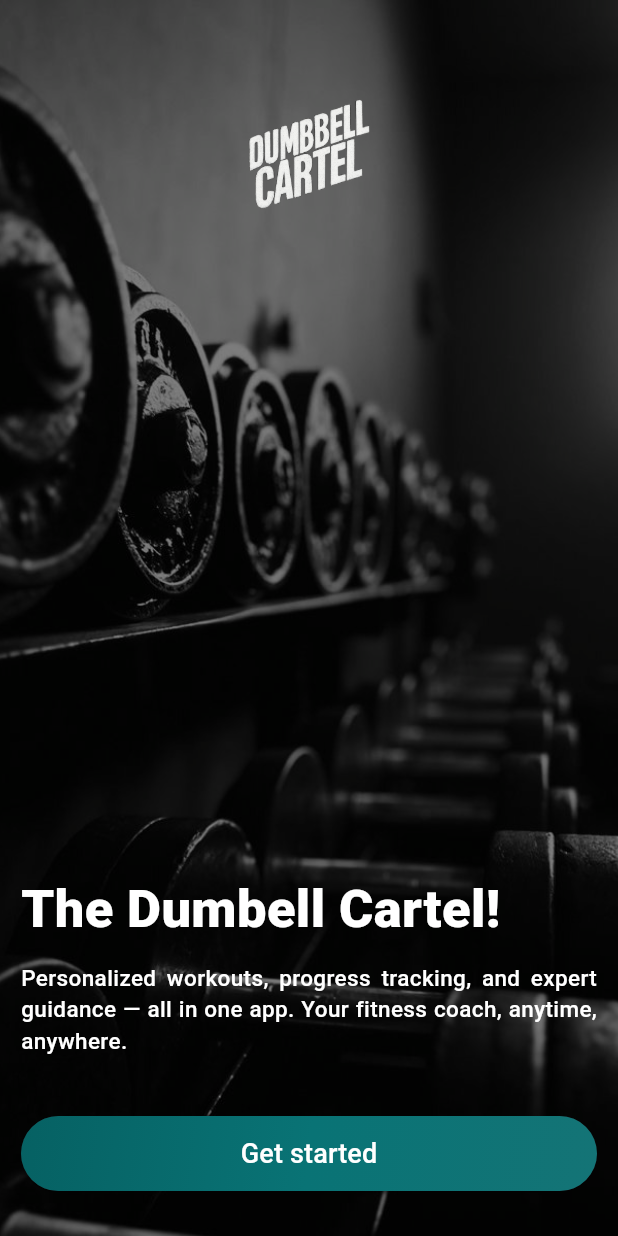
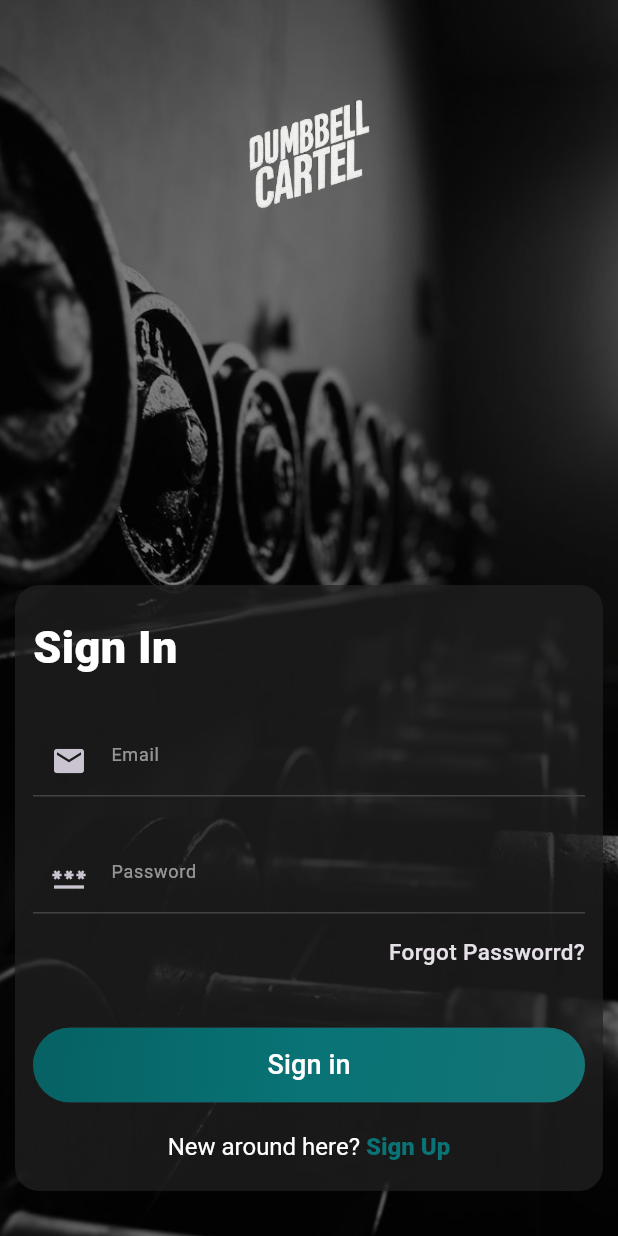
Before and after one commit to AbishekAB21/dumbell_cartel, a Flutter app: the screen it shows after launch, after a tap on "Get started", on a phone screen of 412 x 824 dp. Run offline on Flutter 3.47's test engine with Material 3 defaults, Android fonts, the phone set to English and light mode, and no system bars; our stand-ins replace flutter_riverpod, go_router, google_fonts, riverpod, shared_preferences.

Commit message:
Sign in screen ui

```diff
--- /dev/null
+++ b/lib/common/transitions/page_fade_transition.dart
@@ -0,0 +1,17 @@
+import 'package:flutter/material.dart';
+import 'package:go_router/go_router.dart';
+
+/// This file manages the Custom Fade Page Transition Animations
+
+CustomTransitionPage<void> fadeTransitionPage({required Widget child}) {
+  return CustomTransitionPage<void>(
+    child: child,
+    transitionsBuilder: (context, animation, secondaryAnimation, child) {
+      final tween = Tween<double>(
+        begin: 0,
+        end: 1,
+      ).animate(CurvedAnimation(parent: animation, curve: Curves.easeIn));
+      return FadeTransition(opacity: tween, child: child);
+    },
+  );
+}
--- /dev/null
+++ b/lib/common/widgets/reusable_textfields.dart
@@ -0,0 +1,38 @@
+import 'package:flutter/material.dart';
+
+import 'package:flutter_riverpod/flutter_riverpod.dart';
+
+import 'package:dumbell_cartel/utils/fontstyles/fontstyles.dart';
+import 'package:dumbell_cartel/common/providers/theme_provider.dart';
+
+class ReusableTextfield extends ConsumerWidget {
+  final String hinttext;
+  final IconData icon;
+  final bool? isObscure;
+  const ReusableTextfield({
+    super.key,
+    required this.hinttext,
+    required this.icon,
+    this.isObscure,
+  });
+
+  @override
+  Widget build(BuildContext context, WidgetRef ref) {
+    final color = ref.watch(themeProvider);
+    return TextFormField(
+      style: Fontstyles.roboto15px(context, ref),
+      obscureText: isObscure ?? false,
+      decoration: InputDecoration(
+        focusedBorder: UnderlineInputBorder(
+          borderSide: BorderSide(color: color.secondaryGradient1),
+        ),
+        enabledBorder: UnderlineInputBorder(
+          borderSide: BorderSide(color: color.textfieldBackground2),
+        ),
+        hintText: hinttext,
+        hintStyle: Fontstyles.roboto12Hintpx(context, ref),
+        prefixIcon: Icon(icon),
+      ),
+    );
+  }
+}
--- /dev/null
+++ b/lib/features/auth screens/sign in screen/component/sign_in_component.dart
@@ -0,0 +1,67 @@
+import 'package:dumbell_cartel/common/widgets/reusable_button.dart';
+import 'package:dumbell_cartel/common/widgets/reusable_textfields.dart';
+import 'package:dumbell_cartel/features/auth%20screens/widgets/authbox.dart';
+import 'package:dumbell_cartel/utils/fontstyles/fontstyles.dart';
+import 'package:flutter/material.dart';
+
+import 'package:flutter_riverpod/flutter_riverpod.dart';
+
+import 'package:dumbell_cartel/common/providers/theme_provider.dart';
+
+class SignInComponent extends ConsumerWidget {
+  const SignInComponent({super.key});
+
+  @override
+  Widget build(BuildContext context, WidgetRef ref) {
+    final color = ref.watch(themeProvider);
+    return GestureDetector(
+      onTap: () => FocusScope.of(context).unfocus(),
+      child: Scaffold(
+        backgroundColor: color.darkOverlay,
+
+        body: Stack(
+          children: [
+            Container(
+              width: MediaQuery.of(context).size.width,
+              height: MediaQuery.of(context).size.height,
+              decoration: BoxDecoration(
+                image: DecorationImage(
+                  image: AssetImage("assets/images/dumbell.jpg"),
+                  fit: BoxFit.cover,
+                  opacity: 0.50,
+                ),
+              ),
+            ),
+            Padding(
+              padding: const EdgeInsets.only(
+                top: 10.0,
+                left: 10.0,
+                right: 10.0,
+                bottom: 30.0,
+              ),
+              child: Column(
+                mainAxisAlignment: MainAxisAlignment.start,
+                crossAxisAlignment: CrossAxisAlignment.center,
+                children: [
+                  SizedBox(height: 20.0),
+                  // Logo
+                  Center(
+                    child: Image.asset(
+                      "assets/images/dumbell_cartel.png",
+                      width: 100,
+                    ),
+                  ),
+
+                  Spacer(),
+
+                  // Auth box
+                  Authbox(),
+                ],
+              ),
+            ),
+          ],
+        ),
+      ),
+    );
+  }
+}
--- /dev/null
+++ b/lib/features/auth screens/sign in screen/container/sign_in_container.dart
@@ -0,0 +1,12 @@
+import 'package:flutter/material.dart';
+
+import 'package:dumbell_cartel/features/auth%20screens/sign%20in%20screen/component/sign_in_component.dart';
+
+class SignInContainer extends StatelessWidget {
+  const SignInContainer({super.key});
+
+  @override
+  Widget build(BuildContext context) {
+    return SignInComponent();
+  }
+}
--- /dev/null
+++ b/lib/features/auth screens/widgets/authbox.dart
@@ -0,0 +1,81 @@
+import 'package:flutter/material.dart';
+import 'package:flutter/gestures.dart';
+
+import 'package:go_router/go_router.dart';
+import 'package:flutter_riverpod/flutter_riverpod.dart';
+
+import 'package:dumbell_cartel/utils/fontstyles/fontstyles.dart';
+import 'package:dumbell_cartel/common/widgets/reusable_button.dart';
+import 'package:dumbell_cartel/common/providers/theme_provider.dart';
+import 'package:dumbell_cartel/common/widgets/reusable_textfields.dart';
+
+class Authbox extends ConsumerWidget {
+  const Authbox({super.key});
+
+  @override
+  Widget build(BuildContext context, WidgetRef ref) {
+    final color = ref.watch(themeProvider);
+    return Container(
+      padding: EdgeInsets.symmetric(horizontal: 12.0, vertical: 20.0),
+      width: MediaQuery.of(context).size.width,
+      decoration: BoxDecoration(
+        color: color.textfieldBackground.withValues(alpha: 0.72),
+        borderRadius: BorderRadius.circular(16.0),
+      ),
+
+      child: Column(
+        crossAxisAlignment: CrossAxisAlignment.start,
+        children: [
+          Text("Sign In", style: Fontstyles.roboto30px(context, ref)),
+
+          SizedBox(height: 30),
+
+          ReusableTextfield(hinttext: "Email", icon: Icons.email),
+
+          SizedBox(height: 30.0),
+
+          ReusableTextfield(
+            hinttext: "Password",
+            icon: Icons.password,
+            isObscure: true,
+          ),
+
+          SizedBox(height: 15.0),
+
+          Align(
+            alignment: AlignmentGeometry.bottomRight,
+            child: Text(
+              "Forgot Passworrd?",
+              style: Fontstyles.roboto15pxNoColor(context, ref),
+            ),
+          ),
+
+          SizedBox(height: 40.0),
+
+          ReusableButton(title: "Sign in"),
+
+          SizedBox(height: 20.0),
+
+          Center(
+            child: RichText(
+              text: TextSpan(
+                text: 'New around here? ',
+                style: Fontstyles.roboto16pxLight(context, ref),
+                children: [
+                  TextSpan(
+                    text: 'Sign Up',
+                    style: Fontstyles.roboto16pxSemiBoldBlue(context, ref),
+                    recognizer: TapGestureRecognizer()
+                      ..onTap = () {
+                        context.push('/signup-screen');
+                      },
+                  ),
+                ],
+              ),
+            ),
+          ),
+        ],
+      ),
+    );
+  }
+}
--- a/lib/features/splash screen/component/splash_screen_component.dart
+++ b/lib/features/splash screen/component/splash_screen_component.dart
@@ -1,18 +1,44 @@
 import 'package:flutter/material.dart';
 
+import 'package:go_router/go_router.dart';
 import 'package:flutter_riverpod/flutter_riverpod.dart';
 
 import 'package:dumbell_cartel/common/providers/theme_provider.dart';
 
-class SplashScreenComponent extends ConsumerWidget {
+class SplashScreenComponent extends ConsumerStatefulWidget {
   const SplashScreenComponent({super.key});
 
   @override
-  Widget build(BuildContext context, WidgetRef ref) {
+  ConsumerState<SplashScreenComponent> createState() =>
+      _SplashScreenComponentState();
+}
+
+class _SplashScreenComponentState extends ConsumerState<SplashScreenComponent> {
+  @override
+  void initState() {
+    super.initState();
+
+    Future.delayed(const Duration(seconds: 3), () {
+      // final splashAuthCheck = ref.read(splashAuthProvider);
+
+      // splashAuthCheck.whenData((isLoggedIn) {
+      //   isLoggedIn
+      //       ? context.go('/home-screen')
+      //       : context.go('/welcome-screen');
+
+      //   print('USER: _______ ${FirebaseAuth.instance.currentUser}');
+      // });
+
+      context.pushReplacement('/welcome-screen');
+    });
+  }
+
+  @override
+  Widget build(BuildContext context) {
     ref.watch(themeProvider);
     final color = ref.watch(themeProvider);
     return Scaffold(
-      backgroundColor: color.background,
+      backgroundColor: color.darkOverlay,
       body: Stack(
         children: [
           Container(
--- a/lib/features/welcome screen/component/welcome_screen_component.dart
+++ b/lib/features/welcome screen/component/welcome_screen_component.dart
@@ -5,6 +5,7 @@ import 'package:dumbell_cartel/utils/fontstyles/fontstyles.dart';
 
 import 'package:dumbell_cartel/common/widgets/reusable_button.dart';
 import 'package:dumbell_cartel/common/providers/theme_provider.dart';
+import 'package:go_router/go_router.dart';
 
 class WelcomeScreenComponent extends ConsumerWidget {
   const WelcomeScreenComponent({super.key});
@@ -14,7 +15,7 @@ class WelcomeScreenComponent extends ConsumerWidget {
     final color = ref.watch(themeProvider);
 
     return Scaffold(
-      backgroundColor: color.background,
+      backgroundColor: color.darkOverlay,
 
       body: Stack(
         children: [
@@ -76,7 +77,12 @@ class WelcomeScreenComponent extends ConsumerWidget {
                 SizedBox(height: 40),
 
                 // Get Started Button
-                ReusableButton(title: "Get started", onPressed: (){},),
+                ReusableButton(
+                  title: "Get started",
+                  onPressed: () {
+                    context.pushReplacement('/signin-screen');
+                  },
+                ),
               ],
             ),
           ),
--- a/lib/main.dart
+++ b/lib/main.dart
@@ -1,7 +1,9 @@
+import 'package:flutter/material.dart';
+
+import 'package:flutter_riverpod/flutter_riverpod.dart';
+
+import 'package:dumbell_cartel/routes/app_routes.dart';
 import 'package:dumbell_cartel/common/providers/theme_provider.dart';
-import 'package:dumbell_cartel/features/welcome%20screen/container/welcome_screen_container.dart';
-import 'package:flutter/material.dart';
-import 'package:flutter_riverpod/flutter_riverpod.dart';
 
 void main() {
   runApp(ProviderScope(child: const MyApp()));
@@ -14,13 +16,13 @@ class MyApp extends ConsumerWidget {
   @override
   Widget build(BuildContext context, WidgetRef ref) {
     final themeMode = ref.watch(themeModeProvider);
-    return MaterialApp(
+    return MaterialApp.router(
       title: 'Dumbell Cartel',
       debugShowCheckedModeBanner: false,
       themeMode: themeMode,
       theme: ThemeData.light(),
       darkTheme: ThemeData.dark(),
-      home: WelcomeScreenContainer(),
+      routerConfig: appRouter,
     );
   }
 }
--- /dev/null
+++ b/lib/routes/app_routes.dart
@@ -0,0 +1,34 @@
+import 'package:dumbell_cartel/features/auth%20screens/sign%20in%20screen/container/sign_in_container.dart';
+import 'package:dumbell_cartel/features/welcome%20screen/container/welcome_screen_container.dart';
+import 'package:go_router/go_router.dart';
+
+import 'package:dumbell_cartel/common/transitions/page_fade_transition.dart';
+import 'package:dumbell_cartel/features/splash%20screen/container/splash_screen_container.dart';
+
+final GoRouter appRouter = GoRouter(
+  initialLocation: '/',
+  routes: [
+    // Splash Screen Route
+    GoRoute(
+      path: '/',
+      pageBuilder: (context, state) =>
+          fadeTransitionPage(child: SplashScreenContainer()),
+    ),
+
+    // Welcome Screen Route
+    GoRoute(
+      path: '/welcome-screen',
+      pageBuilder: (context, state) =>
+          fadeTransitionPage(child: WelcomeScreenContainer()),
+    ),
+
+    // Sign in Screen
+    GoRoute(
+      path: '/signin-screen',
+      pageBuilder: (context, state) =>
+          fadeTransitionPage(child: SignInContainer()),
+    ),
+
+    // Sign Up Screen
+  ],
+);
--- a/lib/utils/themes/app_colors.dart
+++ b/lib/utils/themes/app_colors.dart
@@ -10,6 +10,7 @@ abstract class Appcolor {
   final Color secondaryGradient2;
   final Color textColor;
   final Color background;
+  final Color darkOverlay;
   final Color textfieldBackground;
   final Color textfieldBackground2;
   final Color hintTextColor;
@@ -26,6 +27,7 @@ abstract class Appcolor {
     required this.secondaryGradient2,
     required this.textColor,
     required this.background,
+    required this.darkOverlay,
     required this.textfieldBackground,
     required this.textfieldBackground2,
     required this.hintTextColor,
@@ -47,6 +49,7 @@ class AppDefaultColor extends Appcolor {
         teritiaryColor: Color.fromRGBO(20, 116, 118, 1),
         textColor: Colors.white70,
         background: Colors.black,
+        darkOverlay: Colors.black,
         textfieldBackground: Colors.grey.shade900,
         textfieldBackground2: Colors.grey.shade600,
         hintTextColor: Colors.white24,
@@ -67,9 +70,10 @@ class AppDarkColor extends Appcolor {
         teritiaryColor: Color.fromRGBO(20, 116, 118, 1),
         textColor: Colors.white70,
         background: Colors.black,
+        darkOverlay: Colors.black,
         textfieldBackground: Colors.grey.shade900,
         textfieldBackground2: Colors.grey.shade800,
-        hintTextColor: Colors.white24,
+        hintTextColor: Colors.white54,
         successColor: Colors.green.shade900,
         errorColor: Colors.red,
         deleteColor: const Color.fromARGB(255, 152, 23, 14),
@@ -87,6 +91,7 @@ class AppLightColor extends Appcolor {
         teritiaryColor: Color.fromRGBO(20, 116, 118, 1),
         textColor: Colors.black87,
         background: Colors.white,
+        darkOverlay: Colors.black,
         textfieldBackground: Colors.grey.shade300,
         textfieldBackground2: Colors.grey.shade100,
         hintTextColor: Colors.black26,
```
